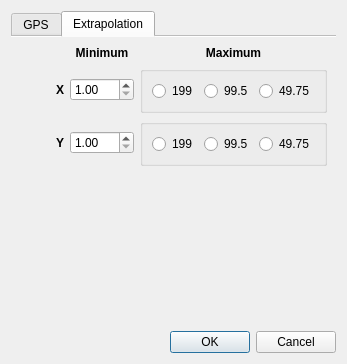
myshak/ss13telesmap, file calibrationdialog.ui: the form before one commit.
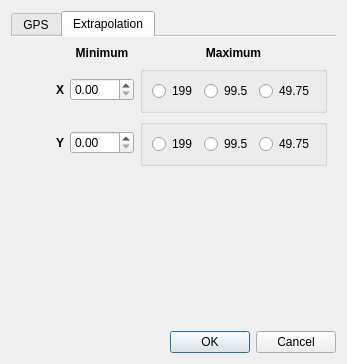
The form after the commit. The open tabs and pages were chosen to show the change.

Commit message: Fix minium for extrapolation calibration.

Diff of the .ui file:
```diff
--- a/calibrationdialog.ui
+++ b/calibrationdialog.ui
@@ -7,7 +7,7 @@
     <x>0</x>
     <y>0</y>
     <width>347</width>
-    <height>311</height>
+    <height>338</height>
    </rect>
   </property>
   <property name="sizePolicy">
@@ -350,7 +350,7 @@
           <set>Qt::AlignLeading|Qt::AlignLeft|Qt::AlignVCenter</set>
          </property>
          <property name="minimum">
-          <double>1.000000000000000</double>
+          <double>0.000000000000000</double>
          </property>
          <property name="maximum">
           <double>500.000000000000000</double>
@@ -431,7 +431,7 @@
        <item row="2" column="3">
         <widget class="QDoubleSpinBox" name="edit_miny">
          <property name="minimum">
-          <double>1.000000000000000</double>
+          <double>0.000000000000000</double>
          </property>
          <property name="maximum">
           <double>500.000000000000000</double>
```
Left out of the diff: 2 changed lines with no effect on the pictures.
